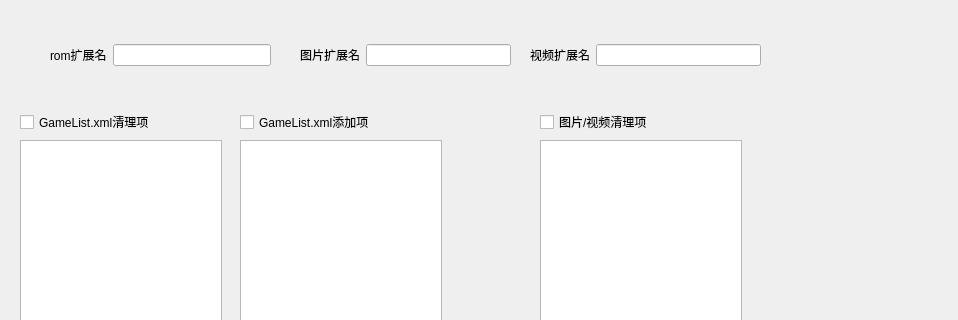
Qt form gameclean.ui (xxxsen/retroeditor) before a commit; both pictures show x 0 to 958 and y 0 to 320 of the 958 by 600 pixel window.
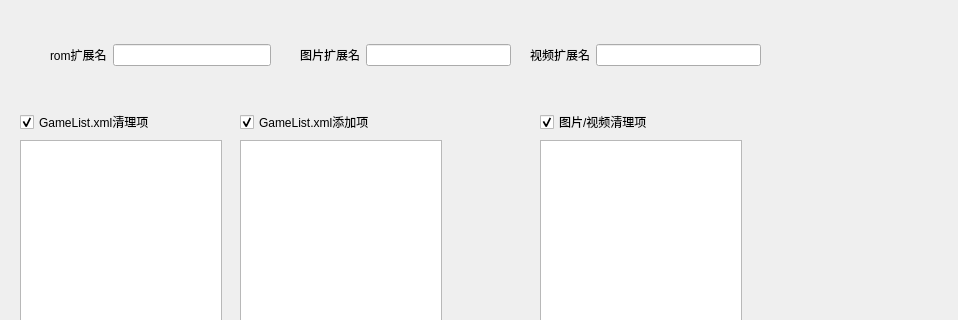
The same form after that commit.

Patch:
```diff
--- a/gameclean.ui
+++ b/gameclean.ui
@@ -38,7 +38,7 @@
       <property name="text">
        <string>GameList.xml清理项</string>
       </property>
-      <property name="tristate">
+      <property name="checked">
        <bool>true</bool>
       </property>
      </widget>
@@ -70,7 +70,7 @@
       <property name="text">
        <string>GameList.xml添加项</string>
       </property>
-      <property name="tristate">
+      <property name="checked">
        <bool>true</bool>
       </property>
      </widget>
@@ -102,7 +102,7 @@
       <property name="text">
        <string>图片/视频清理项</string>
       </property>
-      <property name="tristate">
+      <property name="checked">
        <bool>true</bool>
       </property>
      </widget>
```
Left out of the diff: 9 changed lines with no effect on the pictures.
